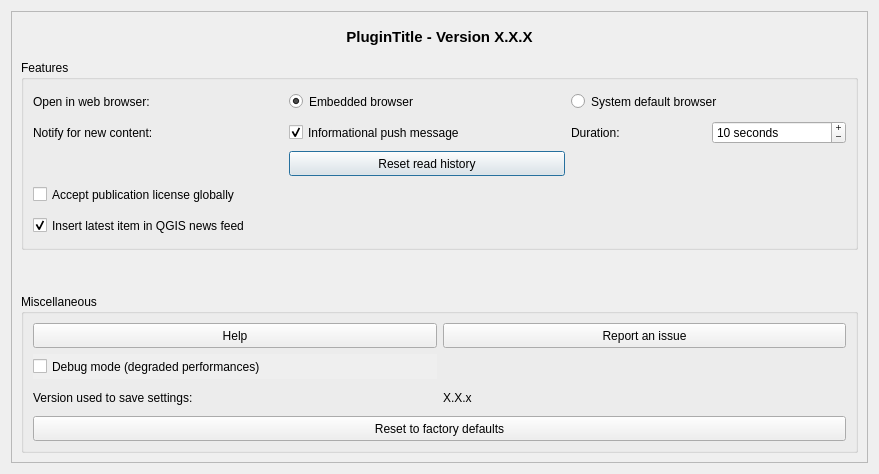
Qt form qtribu/gui/dlg_settings.ui (geotribu/qtribu) before a commit.
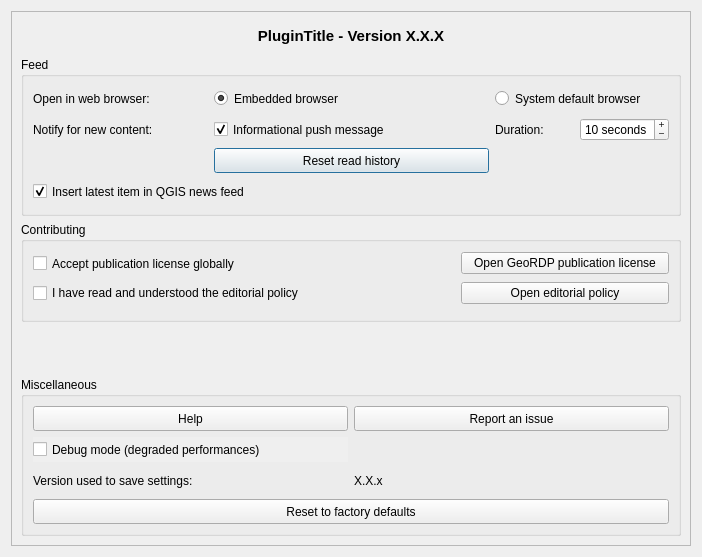
The same form after that commit. Icons and pictures are not drawn. Custom widgets are drawn as their Qt base class.

Commit message: add(settings): option to accept editorial policy

The edit to the form file:
```diff
--- a/qtribu/gui/dlg_settings.ui
+++ b/qtribu/gui/dlg_settings.ui
@@ -6,8 +6,8 @@
    <rect>
     <x>0</x>
     <y>0</y>
-    <width>879</width>
-    <height>474</height>
+    <width>702</width>
+    <height>557</height>
    </rect>
   </property>
   <property name="sizePolicy">
@@ -42,8 +42,8 @@
        <rect>
         <x>0</x>
         <y>0</y>
-        <width>859</width>
-        <height>454</height>
+        <width>682</width>
+        <height>537</height>
        </rect>
       </property>
       <layout class="QVBoxLayout" name="verticalLayout_3">
@@ -100,7 +100,7 @@
           </size>
          </property>
          <property name="title">
-          <string>Features</string>
+          <string>Feed</string>
          </property>
          <layout class="QGridLayout" name="gridLayout_2">
           <item row="4" column="1">
@@ -271,20 +271,7 @@
             </property>
            </widget>
           </item>
-          <item row="6" column="0">
-           <widget class="QCheckBox" name="chb_license_global_accept">
-            <property name="minimumSize">
-             <size>
-              <width>0</width>
-              <height>25</height>
-             </size>
-            </property>
-            <property name="text">
-             <string>Accept publication license globally</string>
-            </property>
-           </widget>
-          </item>
-          <item row="7" column="0">
+          <item row="7" column="0" colspan="2">
            <widget class="QCheckBox" name="chb_integration_news_feed">
             <property name="sizePolicy">
              <sizepolicy hsizetype="Preferred" vsizetype="Preferred">
@@ -316,7 +303,81 @@
         </widget>
        </item>
        <item>
-        <widget class="AuthoringWidget" name="wdg_author" native="true"/>
+        <widget class="QGroupBox" name="grp_contribution">
+         <property name="title">
+          <string>Contributing</string>
+         </property>
+         <layout class="QGridLayout" name="gridLayout_3">
+          <item row="0" column="0" colspan="2">
+           <widget class="QCheckBox" name="chb_license_global_accept">
+            <property name="minimumSize">
+             <size>
+              <width>0</width>
+              <height>25</height>
+             </size>
+            </property>
+            <property name="text">
+             <string>Accept publication license globally</string>
+            </property>
+           </widget>
+          </item>
+          <item row="0" column="2">
+           <widget class="QPushButton" name="btn_license_open">
+            <property name="autoFillBackground">
+             <bool>true</bool>
+            </property>
+            <property name="text">
+             <string>Open GeoRDP publication license</string>
+            </property>
+            <property name="autoDefault">
+             <bool>false</bool>
+            </property>
+            <property name="flat">
+             <bool>false</bool>
+            </property>
+           </widget>
+          </item>
+          <item row="2" column="2">
+           <widget class="QPushButton" name="btn_editorial_policy_open">
+            <property name="autoFillBackground">
+             <bool>true</bool>
+            </property>
+            <property name="text">
+             <string>Open editorial policy</string>
+            </property>
+            <property name="autoDefault">
+             <bool>false</bool>
+            </property>
+            <property name="flat">
+             <bool>false</bool>
+            </property>
+           </widget>
+          </item>
+          <item row="2" column="0" colspan="2">
+           <widget class="QCheckBox" name="chb_editorial_policy_accept">
+            <property name="text">
+             <string>I have read and understood the editorial policy</string>
+            </property>
+           </widget>
+          </item>
+          <item row="3" column="0" colspan="3">
+           <widget class="AuthoringWidget" name="wdg_author" native="true"/>
+          </item>
+         </layout>
+        </widget>
+       </item>
+       <item>
+        <spacer name="verticalSpacer">
+         <property name="orientation">
+          <enum>Qt::Vertical</enum>
+         </property>
+         <property name="sizeHint" stdset="0">
+          <size>
+           <width>20</width>
+           <height>40</height>
+          </size>
+         </property>
+        </spacer>
        </item>
        <item>
         <widget class="QGroupBox" name="grp_misc">
@@ -413,12 +474,6 @@
               <height>25</height>
              </size>
             </property>
-            <property name="maximumSize">
-             <size>
-              <width>16777215</width>
-              <height>30</height>
-             </size>
-            </property>
             <property name="text">
              <string>Report an issue</string>
             </property>
@@ -436,12 +491,6 @@
               <height>25</height>
              </size>
             </property>
-            <property name="maximumSize">
-             <size>
-              <width>16777215</width>
-              <height>30</height>
-             </size>
-            </property>
             <property name="text">
              <string>Help</string>
             </property>
@@ -455,12 +504,6 @@
               <height>25</height>
              </size>
             </property>
-            <property name="maximumSize">
-             <size>
-              <width>1000</width>
-              <height>30</height>
-             </size>
-            </property>
             <property name="autoFillBackground">
              <bool>true</bool>
             </property>
```
The commit also changes 4 other files.
